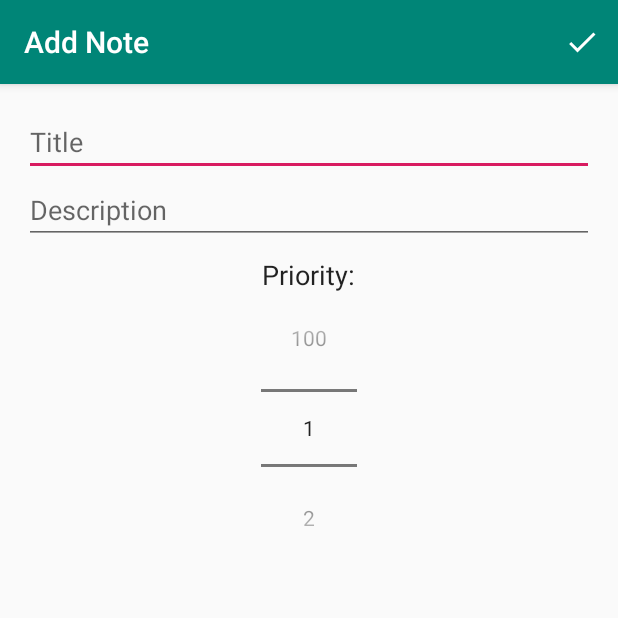
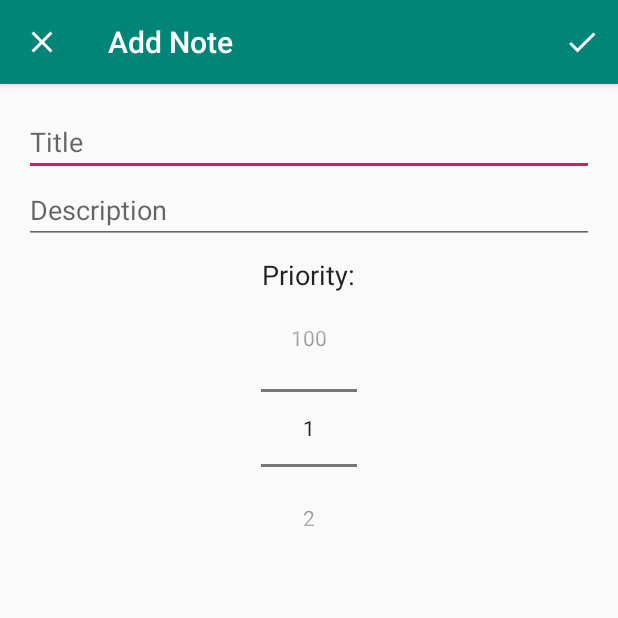
Before and after one commit to dlt96/ArchitectureComponentsExampleKotlin, an Android app: the screen it shows after launch (AddEditNoteActivity), after a tap on an icon or button, on a phone screen of 412 x 824 dp, the top half of it. Run offline under Robolectric (Android 15) with nearby library versions, the phone set to English and light mode, and no system bars; our stand-ins replace Room's generated code; libraries missing offline, so code that uses them is left out: org.jetbrains.anko.

```diff
--- a/app/src/main/AndroidManifest.xml
+++ b/app/src/main/AndroidManifest.xml
@@ -10,9 +10,11 @@
             android:roundIcon="@mipmap/ic_launcher_round"
             android:supportsRtl="true"
             android:theme="@style/AppTheme">
-        <activity android:name=".AddEditNoteActivity">
+        <activity android:name=".AddEditNoteActivity"
+        android:parentActivityName=".MainActivity">
         </activity>
-        <activity android:name=".MainActivity">
+        <activity android:name=".MainActivity"
+        android:launchMode="singleTop">
             <intent-filter>
                 <action android:name="android.intent.action.MAIN"/>
 
--- a/app/src/main/java/com/example/mvvmkt/AddEditNoteActivity.kt
+++ b/app/src/main/java/com/example/mvvmkt/AddEditNoteActivity.kt
@@ -13,15 +13,15 @@ import android.widget.Toast
 class AddEditNoteActivity : AppCompatActivity() {
 
     companion object {
-        @JvmField val EXTRA_ID = "EXTRA_ID"
-        @JvmField val EXTRA_TITLE = "EXTRA_TITLE"
-        @JvmField val EXTRA_DESCRIPTION = "EXTRA_DESCRIPTION"
-        @JvmField val EXTRA_PRIORITY = "EXTRA_PRIORITY"
+        const val EXTRA_ID = "EXTRA_ID"
+        const val EXTRA_TITLE = "EXTRA_TITLE"
+        const val EXTRA_DESCRIPTION = "EXTRA_DESCRIPTION"
+        const val EXTRA_PRIORITY = "EXTRA_PRIORITY"
     }
 
-    private var editTextTitle: EditText? = null
-    private var editTextDescription: EditText? = null
-    private var numberPickerPriority: NumberPicker? = null
+    private lateinit var editTextTitle: EditText
+    private lateinit var editTextDescription: EditText
+    private lateinit var numberPickerPriority: NumberPicker
 
     override fun onCreate(savedInstanceState: Bundle?) {
         super.onCreate(savedInstanceState)
@@ -31,19 +31,18 @@ class AddEditNoteActivity : AppCompatActivity() {
         editTextDescription = findViewById(R.id.edit_text_description)
         numberPickerPriority = findViewById(R.id.number_picker_priority)
 
-        numberPickerPriority?.minValue = 1
-        numberPickerPriority?.maxValue = 100//ojo
+        numberPickerPriority.minValue = 1
+        numberPickerPriority.maxValue = 100//ojo
 
-        supportActionBar?.setHomeAsUpIndicator(R.drawable.ic_close)//ojo
-        //supportActionBar?.setDisplayHomeAsUpEnabled(true)
+        supportActionBar!!.setHomeAsUpIndicator(R.drawable.ic_close)
 
         val intent = intent
 
         if (intent.hasExtra(EXTRA_ID)) {
             title = "Edit Note"
-            editTextTitle?.setText(intent.getStringExtra(EXTRA_TITLE))
-            editTextDescription?.setText(intent.getStringExtra(EXTRA_DESCRIPTION))
-            numberPickerPriority?.value = intent.getIntExtra(EXTRA_PRIORITY, 1)
+            editTextTitle.setText(intent.getStringExtra(EXTRA_TITLE))
+            editTextDescription.setText(intent.getStringExtra(EXTRA_DESCRIPTION))
+            numberPickerPriority.value = intent.getIntExtra(EXTRA_PRIORITY, 1)
         } else {
             title = "Add Note"
         }
@@ -51,9 +50,9 @@ class AddEditNoteActivity : AppCompatActivity() {
     }
 
     private fun saveNote() {
-        val title = editTextTitle?.text.toString()
-        val description = editTextDescription?.text.toString()
-        val priority = numberPickerPriority?.value
+        val title = editTextTitle.text.toString()
+        val description = editTextDescription.text.toString()
+        val priority = numberPickerPriority.value
 
         if (checkFieldsEmpty(title, description)) return
 
--- a/app/src/main/java/com/example/mvvmkt/MainActivity.kt
+++ b/app/src/main/java/com/example/mvvmkt/MainActivity.kt
@@ -18,8 +18,8 @@ import com.google.android.material.snackbar.Snackbar
 class MainActivity : AppCompatActivity() {
 
     companion object {
-        @JvmField val ADD_NOTE_REQUEST = 1
-        @JvmField val EDIT_NOTE_REQUEST = 2//to not make getter,setters
+        const val ADD_NOTE_REQUEST = 1
+        const val EDIT_NOTE_REQUEST = 2
     }
 
     private var noteViewModel: NoteViewModel? = null
--- a/app/src/main/res/layout/activity_add_edit_note.xml
+++ b/app/src/main/res/layout/activity_add_edit_note.xml
@@ -12,7 +12,7 @@
             android:id="@+id/edit_text_title"
             android:layout_width="match_parent"
             android:layout_height="wrap_content"
-            android:hint="Title"
+            android:hint="@string/title"
             android:inputType="text"/>
 
     <EditText
--- a/app/src/main/res/menu/add_note_menu.xml
+++ b/app/src/main/res/menu/add_note_menu.xml
@@ -4,6 +4,6 @@
     <item
             android:id="@+id/save_note"
             android:icon="@drawable/ic_save"
-            android:title="Save"
+            android:title="@string/save"
             app:showAsAction="ifRoom"/>
 </menu>
--- a/app/src/main/res/values/strings.xml
+++ b/app/src/main/res/values/strings.xml
@@ -2,4 +2,6 @@
     <string name="app_name">MVVMkt</string>
     <string name="description">Description</string>
     <string name="priority">Priority:</string>
+    <string name="save">Save</string>
+    <string name="title">Title</string>
 </resources>
```
